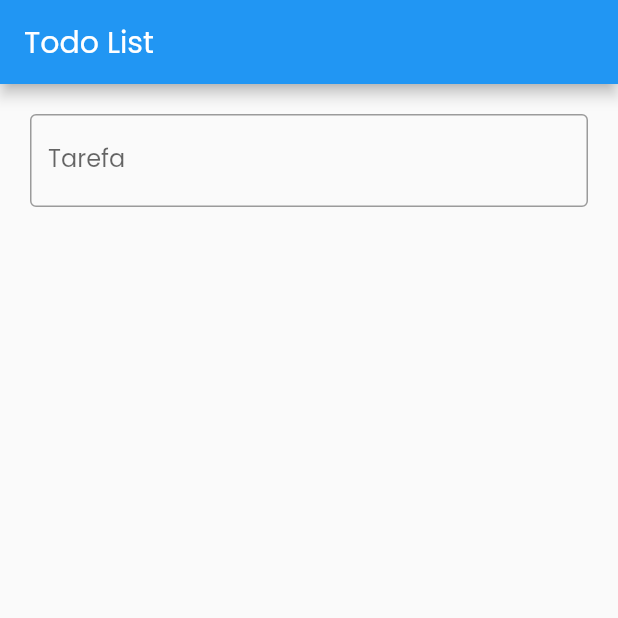
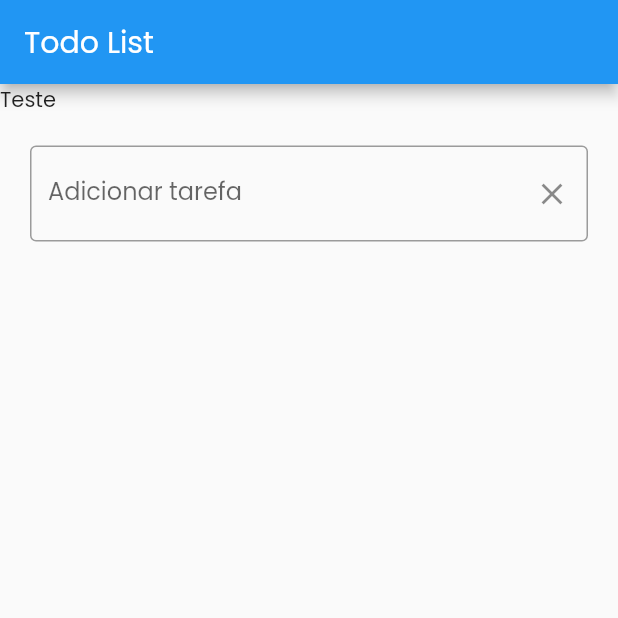
Before and after one commit to thaispaes/Todo_List_with_Flutter, a Flutter app: the screen it shows after launch, on a phone screen of 412 x 824 dp, the top half of it. Run offline on Flutter 3.47's test engine with Material 2 defaults, Android fonts, the phone set to English and light mode, and no system bars; our stand-ins replace fluttertoast.

Commit message:
Feat: criando o textField

```diff
--- a/lib/main.dart
+++ b/lib/main.dart
@@ -1,10 +1,12 @@
 import 'package:flutter/material.dart';
 import 'package:todo_list/views/home_page.dart';
+import 'package:fluttertoast/fluttertoast.dart';
 
 void main() {
   runApp(MaterialApp(
     debugShowCheckedModeBanner: false,
     home:  HomePage(),
+    builder: FToastBuilder(),
     theme: ThemeData(
         brightness: Brightness.light,
         primarySwatch: Colors.blue,
--- a/lib/views/home_page.dart
+++ b/lib/views/home_page.dart
@@ -1,5 +1,6 @@
 import 'package:flutter/cupertino.dart';
 import 'package:flutter/material.dart';
+import 'package:fluttertoast/fluttertoast.dart';
 
 class HomePage extends StatefulWidget {
   @override
@@ -7,8 +8,23 @@ class HomePage extends StatefulWidget {
 }
 
 class _HomePageState extends State<HomePage> {
+  //Variáveis
+  final _adicionarTarefaController = TextEditingController();
+  late FToast fToast;
 
-  //Variáveis
+
+  @override
+  void initState() {
+    super.initState();
+    fToast = FToast();
+    fToast.init(context);
+  }
+
+  @override
+  void dispose() {
+    super.dispose();
+    _adicionarTarefaController.clear();
+  }
 
   @override
   Widget build(BuildContext context) {
@@ -21,7 +37,8 @@ class _HomePageState extends State<HomePage> {
             crossAxisAlignment: CrossAxisAlignment.stretch,
             mainAxisAlignment: MainAxisAlignment.start,
             children: <Widget>[
-              _headerAppbar()
+              _headerAppbar(),
+              _addTaskTextField()
             ],
         ),
       ),
@@ -31,15 +48,70 @@ class _HomePageState extends State<HomePage> {
   //Widgets
   Widget _headerAppbar() {
     return const Center(
+      child: Row(
+        children: [
+          Text(
+            'Teste'
+          )
+        ],
+      ),
+    );
+  }
+
+  Widget _addTaskTextField() {
+    return Center(
           child: Padding(
             padding: EdgeInsets.all(20),
             child: TextField(
+              controller: _adicionarTarefaController,
               decoration: InputDecoration(
-                labelText: 'Tarefa',
-                border: OutlineInputBorder()
+                labelText: 'Adicionar tarefa',
+                hintText: 'Escreva a tarefa desejada',
+                border: OutlineInputBorder(),
+                suffixIcon: IconButton(
+                    onPressed: () {
+                        String tarefa = _adicionarTarefaController.text;
+                        if (tarefa.isEmpty){
+                          _showToastError();
+                        } else {
+                          _adicionarTarefaController.clear();
+                        }
+                      },
+                    icon: const Icon(Icons.close)
+                ),
               ),
             ),
           )
     );
   }
+
+  void _showToastError() {
+    Widget toast = Container(
+      padding:
+      const EdgeInsets.symmetric(horizontal: 24.0, vertical: 12.0),
+      decoration:
+      BoxDecoration(
+        borderRadius: BorderRadius.circular(25.0),
+        color: Colors.red[600],
+      ),
+      child: const Row(
+        mainAxisSize: MainAxisSize.min,
+        children: [
+          Icon(Icons.error),
+          SizedBox(
+            width: 12.0,
+          ),
+          Text("Campo já está limpo"),
+        ],
+      ),
+    );
+
+
+    fToast.showToast(
+      child: toast,
+      gravity: ToastGravity.BOTTOM,
+      toastDuration: const Duration(seconds: 2),
+    );
+  }
+
 }
```
